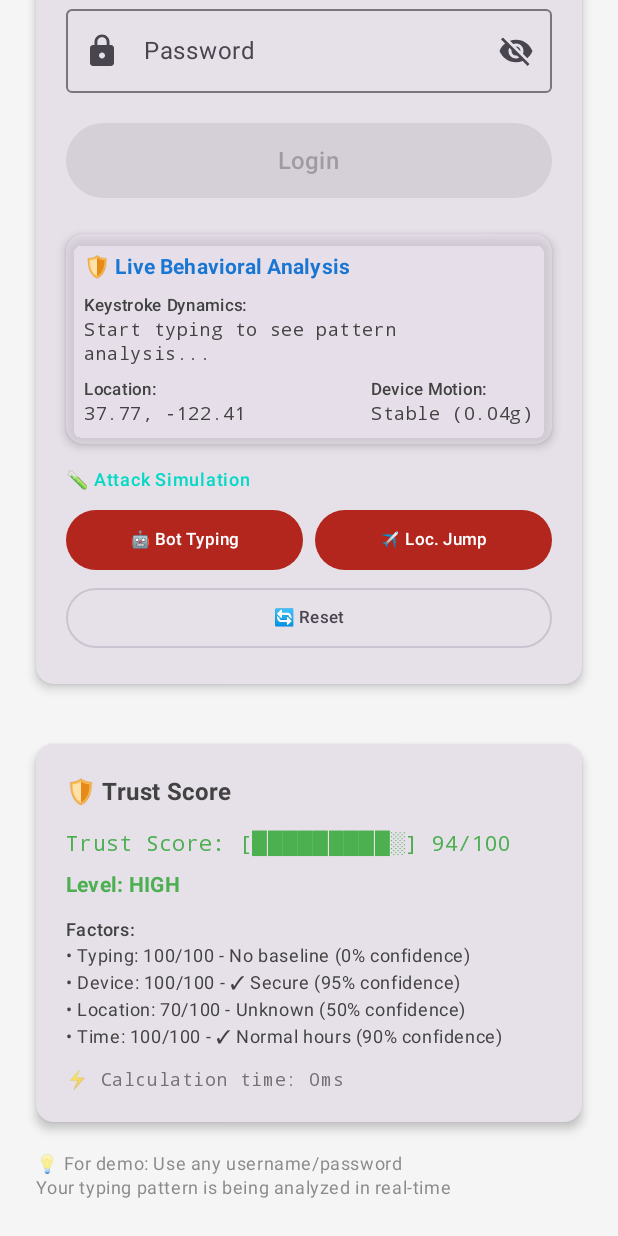
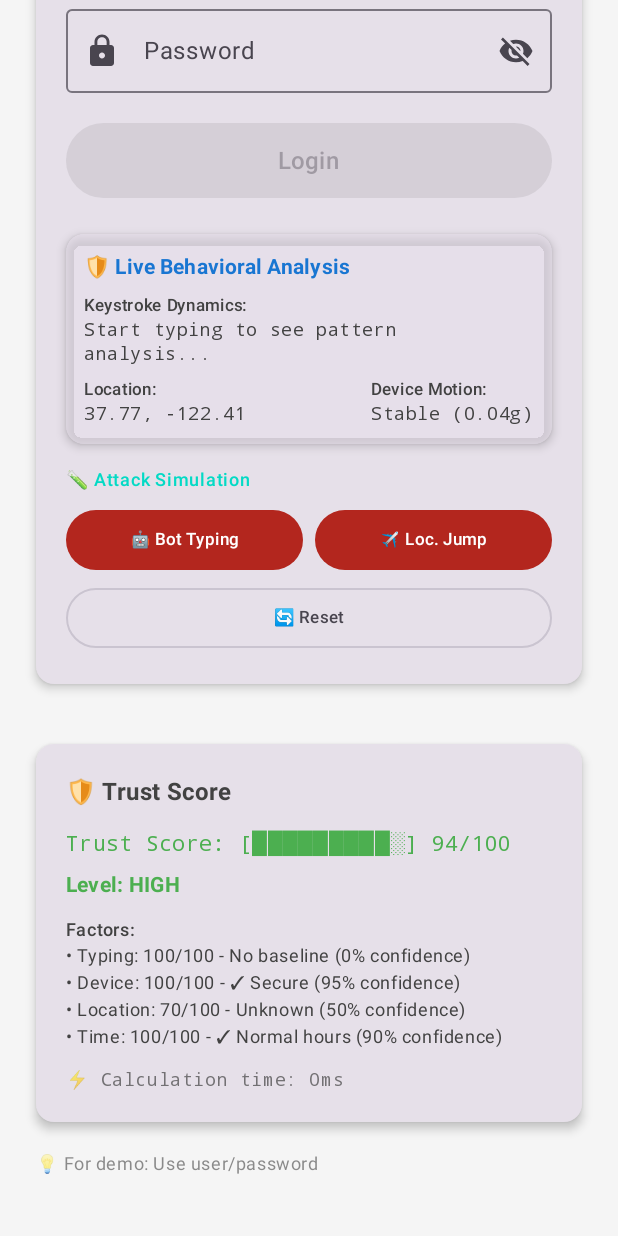
Before and after one commit to SriRam-Macha/CSE535_Project_3_extra_credit_demo, an Android app built with Jetpack Compose: the LoginScreen screen opened through its navigation route, scrolled down 264 dp, on a phone screen of 412 x 824 dp. Run offline under Robolectric (Android 15) with nearby library versions, the phone set to English and light mode, and no system bars.

Commit message:
user and password

```diff
--- a/app/src/main/java/com/zerotrust/bankingdemo/ui/screens/LoginScreen.kt
+++ b/app/src/main/java/com/zerotrust/bankingdemo/ui/screens/LoginScreen.kt
@@ -236,7 +236,7 @@ fun LoginScreen(
 
         // Info Text
         Text(
-            text = "💡 For demo: Use any username/password\nYour typing pattern is being analyzed in real-time",
+            text = "💡 For demo: Use user/password\n",
             style = MaterialTheme.typography.bodySmall,
             color = MaterialTheme.colorScheme.onSurface.copy(alpha = 0.6f)
         )
```
